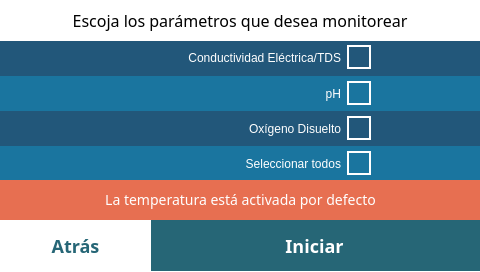
This is src/views/MonitoringView/MonitoringSelect.ui in Giocerz/water_quality_rpi_unal as Qt 5 draws it before an edit. The edited form follows.
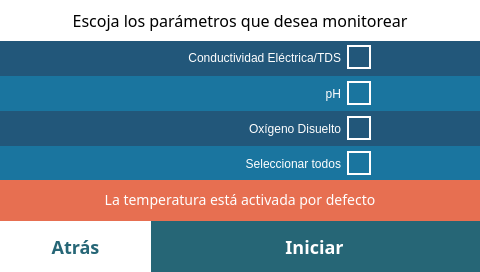
This is the edited form.

Commit message: Refactor MonitoringView and UI components

```diff
--- a/src/views/MonitoringView/MonitoringSelect.ui
+++ b/src/views/MonitoringView/MonitoringSelect.ui
@@ -44,7 +44,7 @@
     <property name="geometry">
      <rect>
       <x>149</x>
-      <y>220</y>
+      <y>221</y>
       <width>331</width>
       <height>51</height>
      </rect>
@@ -67,7 +67,7 @@
     <property name="geometry">
      <rect>
       <x>0</x>
-      <y>220</y>
+      <y>221</y>
       <width>151</width>
       <height>51</height>
      </rect>
@@ -143,8 +143,8 @@
      <rect>
       <x>0</x>
       <y>180</y>
-      <width>481</width>
-      <height>40</height>
+      <width>480</width>
+      <height>41</height>
      </rect>
     </property>
     <property name="styleSheet">
```
The commit also changes 12 other files.
